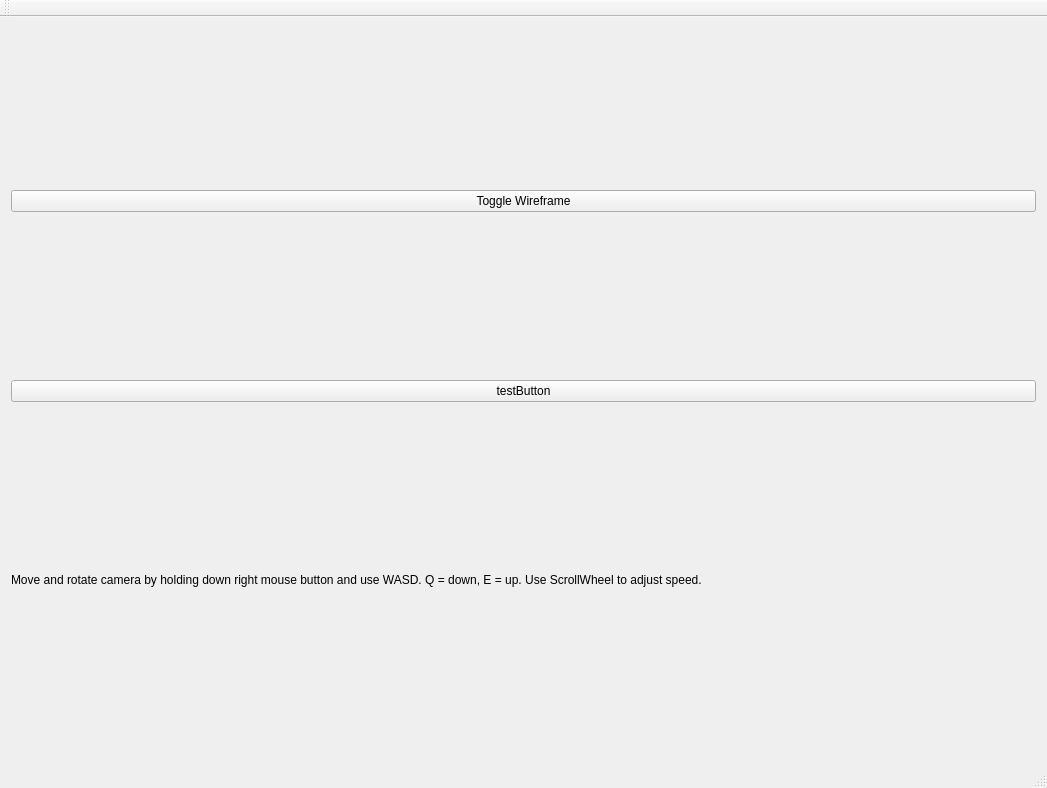
FredrikEik/Game_Engine_Architecture, file mainwindow.ui: the form before one commit.
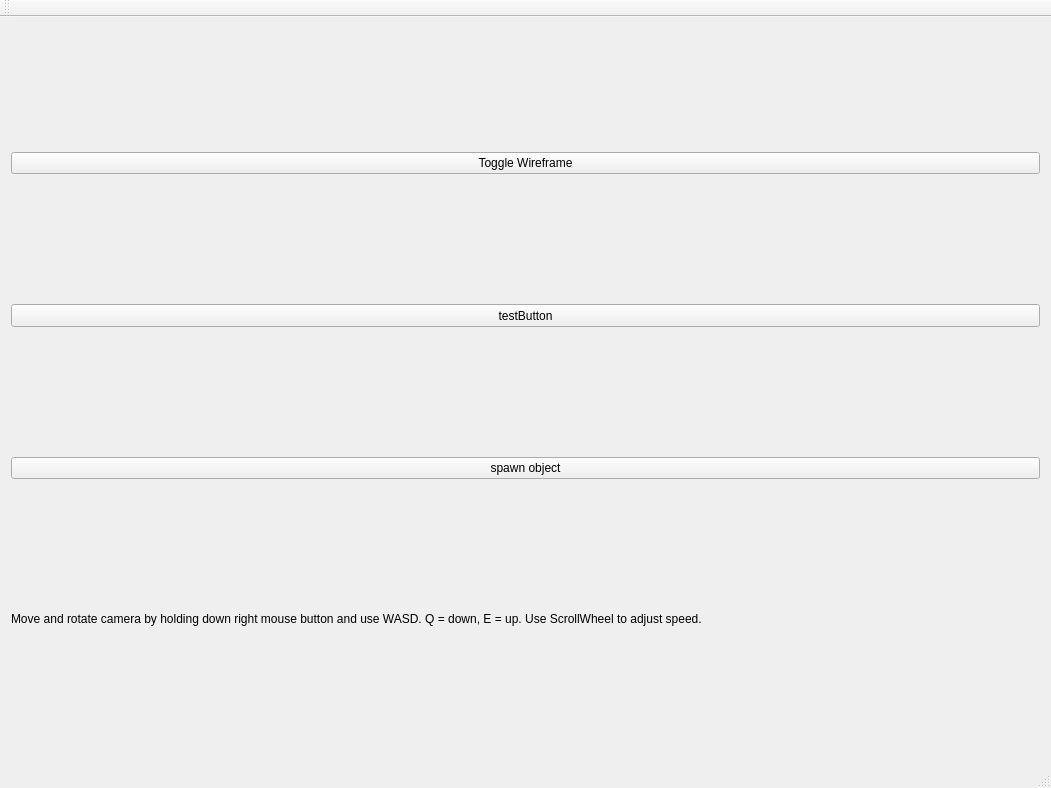
The form after the commit.

Commit message:
spawn object temp
midlertidlig, må få ordna en resource manager som håndterer dette på en bedre måte

```diff
--- a/mainwindow.ui
+++ b/mainwindow.ui
@@ -27,11 +27,27 @@
     </item>
     <item>
      <widget class="QPushButton" name="pushButton_2">
+      <property name="enabled">
+       <bool>true</bool>
+      </property>
+      <property name="minimumSize">
+       <size>
+        <width>1029</width>
+        <height>23</height>
+       </size>
+      </property>
       <property name="text">
        <string>testButton</string>
       </property>
       <property name="checkable">
-       <bool>true</bool>
+       <bool>false</bool>
+      </property>
+     </widget>
+    </item>
+    <item>
+     <widget class="QPushButton" name="pushButton_3">
+      <property name="text">
+       <string>spawn object</string>
       </property>
      </widget>
     </item>
```
The commit also changes 6 other files.
